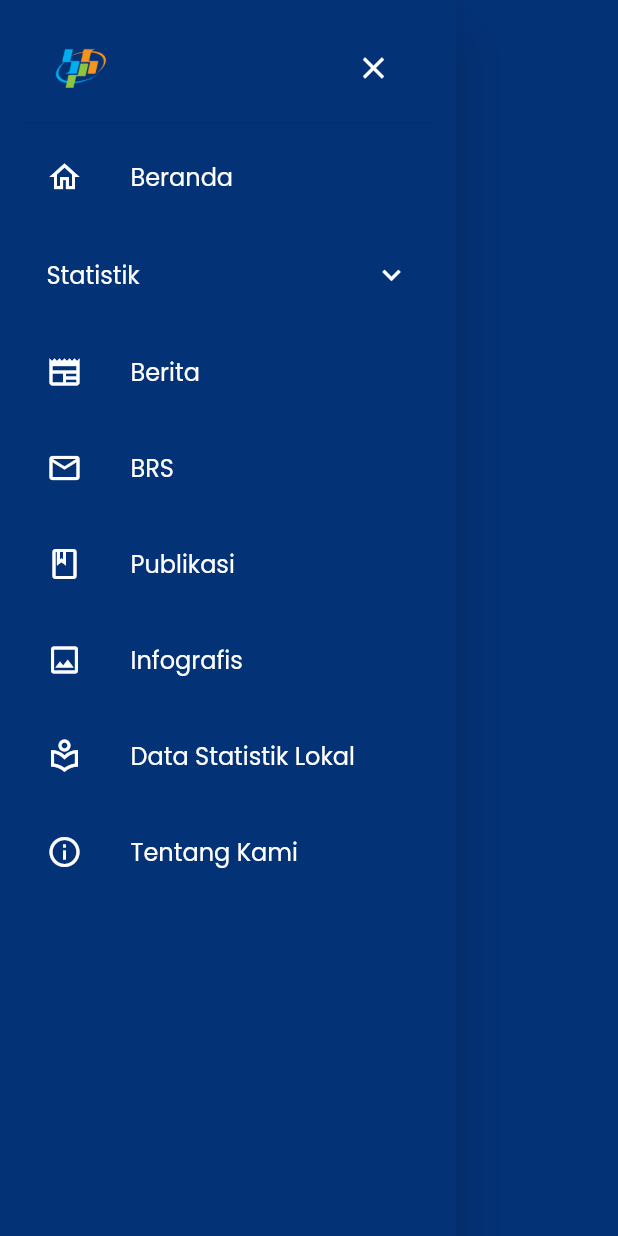
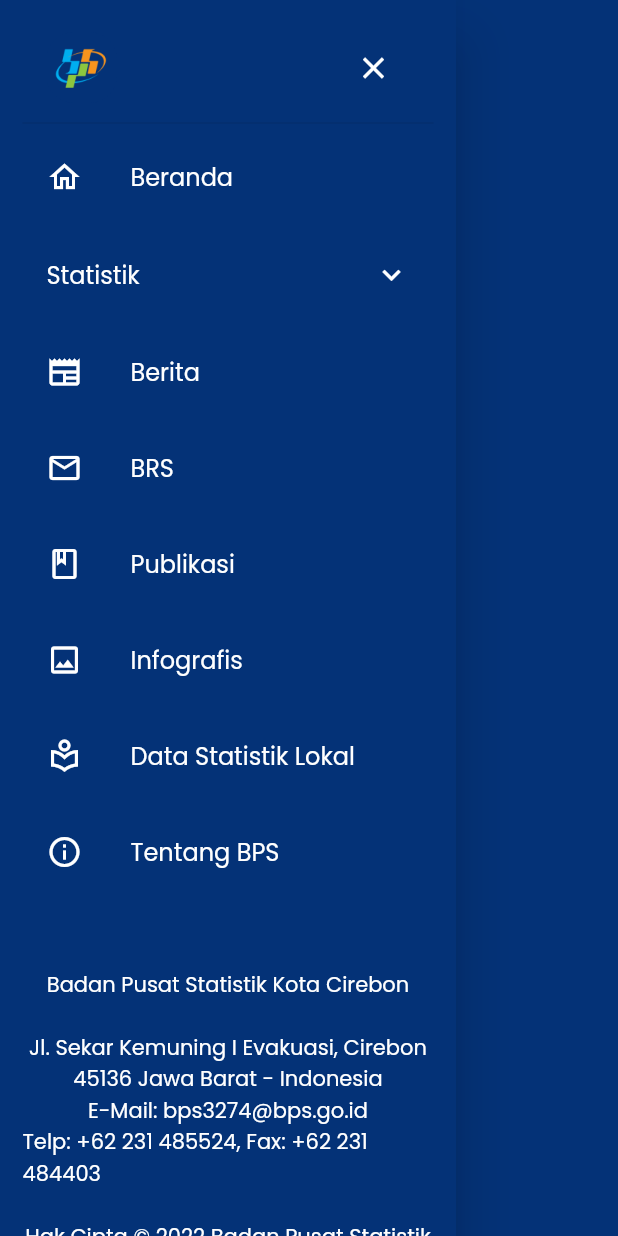
Before and after one commit to geniusvale/cirebon_onstats, a Flutter app: the DrawerKu widget shown alone on an empty page, opened directly, on a phone screen of 412 x 824 dp. Run offline on Flutter 3.47's test engine with Material 2 defaults, Android fonts, the phone set to English and light mode, and no system bars; our stand-ins replace carousel_slider, cloud_firestore, dio, firebase_auth, firebase_core, flutter_html and 1 more; accounts and stored records are empty.

Commit message:
add info in drawer

```diff
--- a/lib/widgets/drawerku.dart
+++ b/lib/widgets/drawerku.dart
@@ -100,8 +100,46 @@
             const SizedBox(height: 8),
             const ListMenuDrawer(
               icon: Icons.info_outlined,
-              title: 'Tentang Kami',
+              title: 'Tentang BPS',
               routeName: '/tentang',
+            ),
+            const SizedBox(height: 50),
+            Column(
+              mainAxisAlignment: MainAxisAlignment.end,
+              children: const [
+                Text(
+                  'Badan Pusat Statistik Kota Cirebon\n',
+                  style: TextStyle(
+                    color: Colors.white,
+                  ),
+                ),
+                Text(
+                  'Jl. Sekar Kemuning I Evakuasi, Cirebon 45136 Jawa Barat - Indonesia',
+                  style: TextStyle(
+                    color: Colors.white,
+                  ),
+                  textAlign: TextAlign.center,
+                ),
+                Text(
+                  'E-Mail: bps3274@bps.go.id',
+                  style: TextStyle(
+                    color: Colors.white,
+                  ),
+                ),
+                Text(
+                  'Telp: +62 231 485524, Fax: +62 231 484403\n',
+                  style: TextStyle(
+                    color: Colors.white,
+                  ),
+                ),
+                Text(
+                  'Hak Cipta © 2022 Badan Pusat Statistik\nSemua Hak Dilindungi\n',
+                  textAlign: TextAlign.center,
+                  style: TextStyle(
+                    color: Colors.white,
+                  ),
+                ),
+              ],
             ),
           ],
         ),
```
